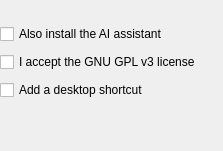
Before: the Qt Designer form tools/installer/AssistantForm.ui in enhantica/edi, drawn with Qt 5.
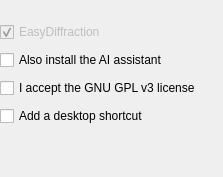
After: the same form once the commit is applied.

What changed in the file:
```diff
--- a/tools/installer/AssistantForm.ui
+++ b/tools/installer/AssistantForm.ui
@@ -5,9 +5,6 @@
 <ui version="4.0">
  <class>AssistantForm</class>
  <widget class="QWidget" name="AssistantForm">
-  <property name="windowTitle">
-   <string>AI assistant</string>
-  </property>
   <!-- Takes the page's spare height, so the boxes sit right under the folder field instead of lower down. -->
   <property name="sizePolicy">
    <sizepolicy hsizetype="Preferred" vsizetype="Expanding">
@@ -15,6 +12,10 @@
     <verstretch>1</verstretch>
    </sizepolicy>
   </property>
+  <!-- Every row is a layout of its own, never a widget straight in the column. On macOS a check box reaches 2 px past
+       its cell (its layout margins), and a column holding one moves all its rows right to make room, so boxes and
+       text started 2 px apart. A row's own layout takes up its box's margins, so every row starts at the column's
+       edge and each row's frame is its cell: one 8 px gap between all rows. -->
   <layout class="QVBoxLayout" name="AssistantLayout">
    <property name="spacing">
     <number>8</number>
@@ -22,9 +23,9 @@
    <property name="leftMargin">
     <number>0</number>
    </property>
-   <!-- One spacing step (16) under the folder field, with the page's own spacing (14 on macOS). -->
+   <!-- The page's own spacing (16, Installer.qs) is the step under the folder field. -->
    <property name="topMargin">
-    <number>2</number>
+    <number>0</number>
    </property>
    <property name="rightMargin">
     <number>0</number>
@@ -33,18 +34,105 @@
     <number>0</number>
    </property>
    <item>
-    <widget class="QLabel" name="FormLogo">
-     <property name="visible">
-      <bool>false</bool>
+    <layout class="QHBoxLayout" name="LogoRow">
+     <property name="spacing">
+      <number>8</number>
      </property>
-    </widget>
+     <property name="leftMargin">
+      <number>0</number>
+     </property>
+     <property name="topMargin">
+      <number>0</number>
+     </property>
+     <property name="rightMargin">
+      <number>0</number>
+     </property>
+     <property name="bottomMargin">
+      <number>0</number>
+     </property>
+     <item>
+      <widget class="QLabel" name="FormLogo">
+       <property name="visible">
+        <bool>false</bool>
+       </property>
+      </widget>
+     </item>
+    </layout>
    </item>
    <item>
-    <widget class="QCheckBox" name="AssistantCheckBox">
-     <property name="text">
-      <string>Also install the AI assistant</string>
+    <layout class="QHBoxLayout" name="AppRow">
+     <property name="spacing">
+      <number>8</number>
      </property>
-    </widget>
+     <property name="leftMargin">
+      <number>0</number>
+     </property>
+     <property name="topMargin">
+      <number>0</number>
+     </property>
+     <property name="rightMargin">
+      <number>0</number>
+     </property>
+     <property name="bottomMargin">
+      <number>0</number>
+     </property>
+     <item>
+      <widget class="QCheckBox" name="AppCheckBox">
+       <property name="visible">
+        <bool>false</bool>
+       </property>
+       <property name="enabled">
+        <bool>false</bool>
+       </property>
+       <property name="checked">
+        <bool>true</bool>
+       </property>
+       <property name="text">
+        <string>EasyDiffraction</string>
+       </property>
+      </widget>
+     </item>
+     <item>
+      <spacer name="AppRowSpacer">
+       <property name="orientation">
+        <enum>Qt::Horizontal</enum>
+       </property>
+      </spacer>
+     </item>
+    </layout>
+   </item>
+   <item>
+    <layout class="QHBoxLayout" name="AssistantRow">
+     <property name="spacing">
+      <number>8</number>
+     </property>
+     <property name="leftMargin">
+      <number>0</number>
+     </property>
+     <property name="topMargin">
+      <number>0</number>
+     </property>
+     <property name="rightMargin">
+      <number>0</number>
+     </property>
+     <property name="bottomMargin">
+      <number>0</number>
+     </property>
+     <item>
+      <widget class="QCheckBox" name="AssistantCheckBox">
+       <property name="text">
+        <string>Also install the AI assistant</string>
+       </property>
+      </widget>
+     </item>
+     <item>
+      <spacer name="AssistantRowSpacer">
+       <property name="orientation">
+        <enum>Qt::Horizontal</enum>
+       </property>
+      </spacer>
+     </item>
+    </layout>
    </item>
    <item>
     <layout class="QHBoxLayout" name="LicenseRow">
@@ -87,24 +175,89 @@
     </layout>
    </item>
    <item>
-    <widget class="QCheckBox" name="ShortcutCheckBox">
-     <property name="text">
-      <string>Add a desktop shortcut</string>
+    <layout class="QHBoxLayout" name="ShortcutRow">
+     <property name="spacing">
+      <number>8</number>
      </property>
-    </widget>
+     <property name="leftMargin">
+      <number>0</number>
+     </property>
+     <property name="topMargin">
+      <number>0</number>
+     </property>
+     <property name="rightMargin">
+      <number>0</number>
+     </property>
+     <property name="bottomMargin">
+      <number>0</number>
+     </property>
+     <item>
+      <widget class="QCheckBox" name="ShortcutCheckBox">
+       <property name="text">
+        <string>Add a desktop shortcut</string>
+       </property>
+      </widget>
+     </item>
+     <item>
+      <spacer name="ShortcutRowSpacer">
+       <property name="orientation">
+        <enum>Qt::Horizontal</enum>
+       </property>
+      </spacer>
+     </item>
+    </layout>
    </item>
    <item>
-    <widget class="QLabel" name="NoticeLabel">
-     <property name="wordWrap">
-      <bool>true</bool>
+    <layout class="QHBoxLayout" name="NoticeRow">
+     <property name="spacing">
+      <number>8</number>
      </property>
-     <property name="openExternalLinks">
-      <bool>false</bool>
+     <property name="leftMargin">
+      <number>0</number>
      </property>
-    </widget>
+     <property name="topMargin">
+      <number>0</number>
+     </property>
+     <property name="rightMargin">
+      <number>0</number>
+     </property>
+     <property name="bottomMargin">
+      <number>0</number>
+     </property>
+     <item>
+      <widget class="QLabel" name="NoticeLabel">
+       <property name="wordWrap">
+        <bool>true</bool>
+       </property>
+       <property name="openExternalLinks">
+        <bool>false</bool>
+       </property>
+      </widget>
+     </item>
+    </layout>
    </item>
    <item>
-    <widget class="QLabel" name="SpaceLabel"/>
+    <layout class="QHBoxLayout" name="SpaceRow">
+     <property name="spacing">
+      <number>8</number>
+     </property>
+     <property name="leftMargin">
+      <number>0</number>
+     </property>
+     <property name="topMargin">
+      <number>0</number>
+     </property>
+     <property name="rightMargin">
+      <number>0</number>
+     </property>
+     <property name="bottomMargin">
+      <number>0</number>
+     </property>
+     <item>
+      <widget class="QLabel" name="SpaceLabel">
+      </widget>
+     </item>
+    </layout>
    </item>
    <item>
     <spacer name="AssistantSpacer">
```
Left out of the diff: 5 changed lines with no effect on the pictures.
